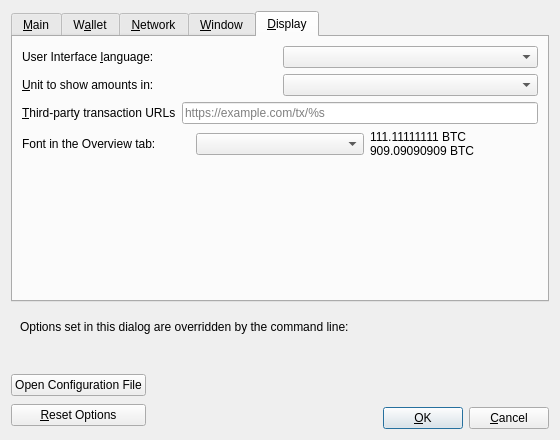
Old version of the form src/qt/forms/optionsdialog.ui in the repository kpopcoin-official/kpopcoin.
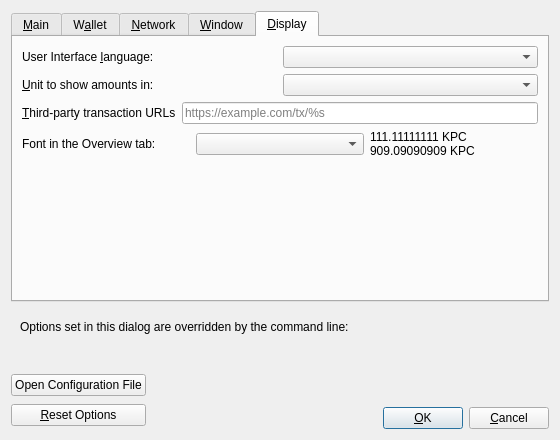
New version of the form. The open tabs and pages were chosen to show the change. Custom widgets are drawn as their Qt base class.

```diff
--- a/src/qt/forms/optionsdialog.ui
+++ b/src/qt/forms/optionsdialog.ui
@@ -779,8 +779,8 @@
          <item>
           <widget class="QLabel" name="moneyFont_preview">
            <property name="text">
-            <string notr="true">111.11111111 BTC
-909.09090909 BTC</string>
+            <string notr="true">111.11111111 KPC
+909.09090909 KPC</string>
            </property>
           </widget>
          </item>
```
